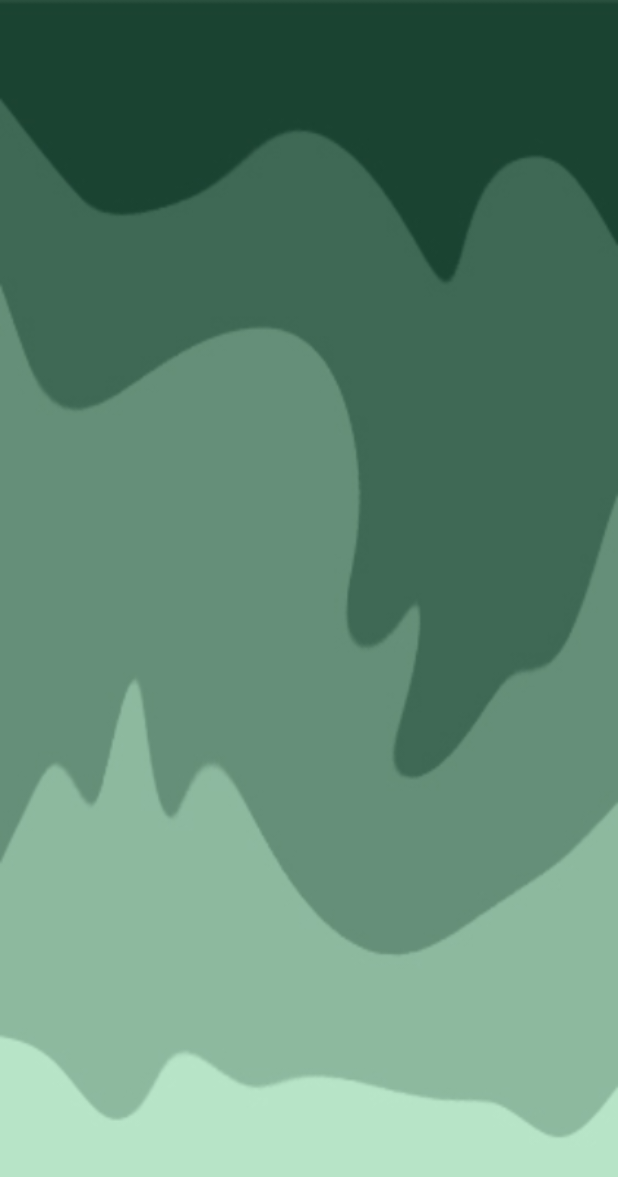
After one commit to PTFinalProject/solitude, an Android app: the breathing_exercise_calming screen opened directly, with no data from a screen before it, on a phone screen of 412 x 824 dp. The commit adds this screen. Shown: the top 1177 px of the screen. Run offline under Robolectric (Android 15) with nearby library versions, the phone set to English and light mode, and no system bars.

```diff
--- a/app/src/main/AndroidManifest.xml
+++ b/app/src/main/AndroidManifest.xml
@@ -12,6 +12,9 @@
         android:supportsRtl="true"
         android:theme="@style/Theme.PlatTechFinalProject"
         tools:targetApi="31">
+        <activity
+            android:name=".breathing_exercise_calming"
+            android:exported="false" />
         <activity
             android:name=".ReadyPage"
             android:exported="false" />
--- /dev/null
+++ b/app/src/main/java/com/example/plattechfinalproject/breathing_exercise_calming.java
@@ -0,0 +1,14 @@
+package com.example.plattechfinalproject;
+
+import androidx.appcompat.app.AppCompatActivity;
+
+import android.os.Bundle;
+
+public class breathing_exercise_calming extends AppCompatActivity {
+
+    @Override
+    protected void onCreate(Bundle savedInstanceState) {
+        super.onCreate(savedInstanceState);
+        setContentView(R.layout.activity_breathing_exercise_calming);
+    }
+}
--- /dev/null
+++ b/app/src/main/res/layout/activity_breathing_exercise_calming.xml
@@ -0,0 +1,10 @@
+<?xml version="1.0" encoding="utf-8"?>
+<androidx.constraintlayout.widget.ConstraintLayout xmlns:android="http://schemas.android.com/apk/res/android"
+    xmlns:app="http://schemas.android.com/apk/res-auto"
+    xmlns:tools="http://schemas.android.com/tools"
+    android:layout_width="match_parent"
+    android:layout_height="match_parent"
+    android:background="@drawable/bg2"
+    tools:context=".breathing_exercise_calming">
+
+</androidx.constraintlayout.widget.ConstraintLayout>
```
Also changed, not shown: app/src/main/res/values/colors.xml (line endings or trailing spaces), 2 other files.
